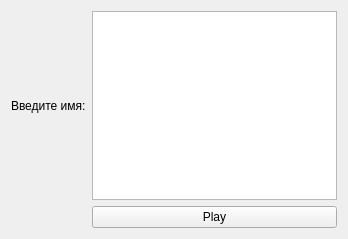
This is authorisation.ui in moevm/gui-1h2017-11 as Qt 5 draws it before an edit. The edited form follows.
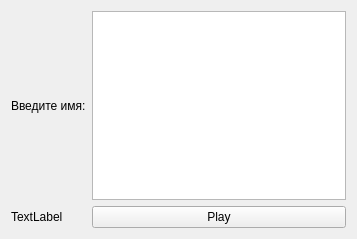
This is the edited form.

Commit message: добавлен дизайн крутецкий

```diff
--- a/authorisation.ui
+++ b/authorisation.ui
@@ -9,7 +9,7 @@
    <rect>
     <x>0</x>
     <y>0</y>
-    <width>348</width>
+    <width>357</width>
     <height>239</height>
    </rect>
   </property>
@@ -36,6 +36,13 @@
      </property>
     </widget>
    </item>
+   <item row="1" column="0">
+    <widget class="QLabel" name="label_2">
+     <property name="text">
+      <string>TextLabel</string>
+     </property>
+    </widget>
+   </item>
    <item row="0" column="1">
     <widget class="QTextEdit" name="textEdit">
      <property name="enabled">
```
Left out of the diff: 20 changed lines with no effect on the pictures. The commit also changes 7 other files.
